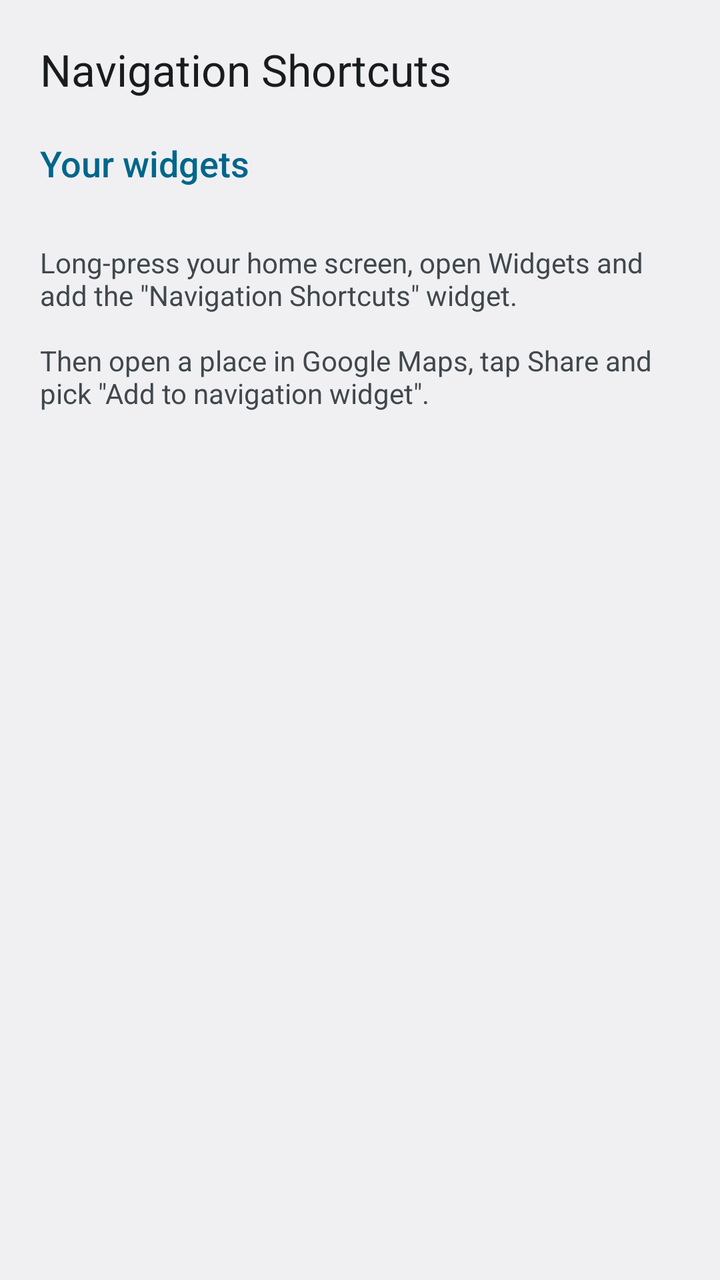
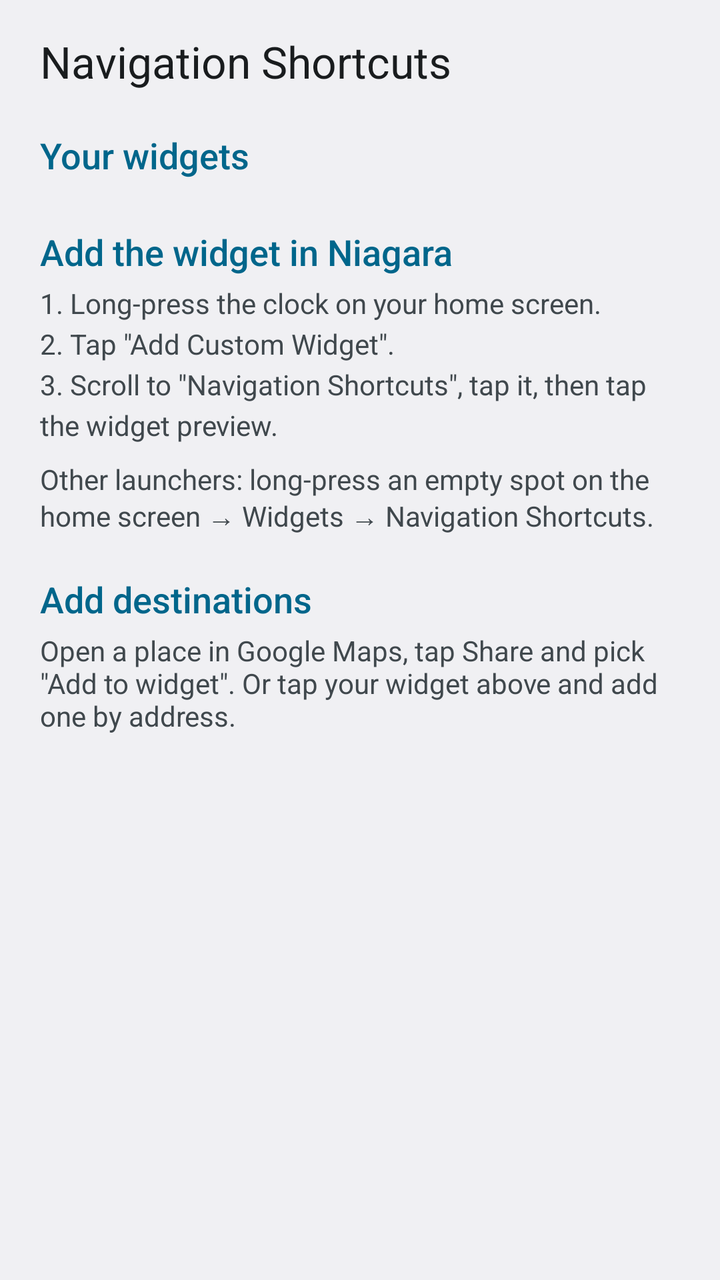

Screens rendered from an Android XML layout before and after an edit, with the pre-edit source and the edit as a unified diff.
<!-- AndroidManifest.xml: activity theme Theme.NavShort.Config -->
<!-- res/layout/activity_main.xml -->
<?xml version="1.0" encoding="utf-8"?>
<ScrollView xmlns:android="http://schemas.android.com/apk/res/android"
    android:layout_width="match_parent"
    android:layout_height="match_parent"
    android:fitsSystemWindows="true">

    <LinearLayout
        android:layout_width="match_parent"
        android:layout_height="wrap_content"
        android:orientation="vertical"
        android:padding="20dp">

        <TextView
            android:layout_width="wrap_content"
            android:layout_height="wrap_content"
            android:text="@string/app_name"
            android:textAppearance="@android:style/TextAppearance.DeviceDefault.Large" />

        <TextView
            style="@style/ConfigSection"
            android:text="@string/main_widgets" />

        <TextView
            android:id="@+id/no_widgets_text"
            android:layout_width="match_parent"
            android:layout_height="wrap_content"
            android:text="@string/main_no_widgets"
            android:textColor="?android:attr/textColorSecondary"
            android:visibility="gone" />

        <LinearLayout
            android:id="@+id/widget_list"
            android:layout_width="match_parent"
            android:layout_height="wrap_content"
            android:orientation="vertical" />

        <TextView
            android:layout_width="match_parent"
            android:layout_height="wrap_content"
            android:layout_marginTop="24dp"
            android:text="@string/main_instructions"
            android:textColor="?android:attr/textColorSecondary" />
    </LinearLayout>
</ScrollView>
<!-- resources referenced by this layout -->
<resources>
  <string name="app_name">Navigation Shortcuts</string>
  <string name="main_instructions">Long-press your home screen, open Widgets and add the \"Navigation Shortcuts\" widget.\n\nThen open a place in Google Maps, tap Share and pick \"Add to navigation widget\".</string>
  <string name="main_no_widgets">No navigation widget placed yet.</string>
  <string name="main_widgets">Your widgets</string>
  <style name="ConfigSection">
          <item name="android:layout_width">wrap_content</item>
          <item name="android:layout_height">wrap_content</item>
          <item name="android:layout_marginTop">20dp</item>
          <item name="android:layout_marginBottom">4dp</item>
          <item name="android:textAppearance">@android:style/TextAppearance.DeviceDefault.Medium</item>
          <item name="android:textColor">?android:attr/colorAccent</item>
      </style>
  <style name="Theme.NavShort.Config" parent="@android:style/Theme.DeviceDefault.DayNight">
          <item name="android:windowActionBar">false</item>
          <item name="android:windowNoTitle">true</item>
          <item name="android:windowSoftInputMode">adjustResize|stateHidden</item>
      </style>
</resources>

<!-- the commit's change to res/layout/activity_main.xml (unified diff, before → after) -->
@@ -8,7 +8,10 @@
         android:layout_width="match_parent"
         android:layout_height="wrap_content"
         android:orientation="vertical"
-        android:padding="20dp">
+        android:paddingStart="20dp"
+        android:paddingTop="16dp"
+        android:paddingEnd="20dp"
+        android:paddingBottom="20dp">
 
         <TextView
             android:layout_width="wrap_content"
@@ -22,10 +25,8 @@
 
         <TextView
             android:id="@+id/no_widgets_text"
-            android:layout_width="match_parent"
-            android:layout_height="wrap_content"
+            style="@style/ConfigBody"
             android:text="@string/main_no_widgets"
-            android:textColor="?android:attr/textColorSecondary"
             android:visibility="gone" />
 
         <LinearLayout
@@ -35,10 +36,26 @@
             android:orientation="vertical" />
 
         <TextView
-            android:layout_width="match_parent"
-            android:layout_height="wrap_content"
-            android:layout_marginTop="24dp"
-            android:text="@string/main_instructions"
-            android:textColor="?android:attr/textColorSecondary" />
+            style="@style/ConfigSection"
+            android:text="@string/main_add_widget" />
+
+        <TextView
+            android:id="@+id/add_widget_steps"
+            style="@style/ConfigBody"
+            android:lineSpacingExtra="4dp"
+            android:text="@string/main_add_widget_steps" />
+
+        <TextView
+            style="@style/ConfigBody"
+            android:layout_marginTop="8dp"
+            android:text="@string/main_other_launchers" />
+
+        <TextView
+            style="@style/ConfigSection"
+            android:text="@string/main_add_places" />
+
+        <TextView
+            style="@style/ConfigBody"
+            android:text="@string/main_add_places_steps" />
     </LinearLayout>
 </ScrollView>
<!-- resource entries referenced after the edit -->
@@ -1,9 +1,18 @@
 <!-- resources referenced by this layout -->
 <resources>
   <string name="app_name">Navigation Shortcuts</string>
-  <string name="main_instructions">Long-press your home screen, open Widgets and add the \"Navigation Shortcuts\" widget.\n\nThen open a place in Google Maps, tap Share and pick \"Add to navigation widget\".</string>
+  <string name="main_add_places">Add destinations</string>
+  <string name="main_add_places_steps">Open a place in Google Maps, tap Share and pick \"Add to widget\". Or tap your widget above and add one by address.</string>
+  <string name="main_add_widget">Add the widget in Niagara</string>
+  <string name="main_add_widget_steps">1. Long-press the clock on your home screen.\n2. Tap \"Add Custom Widget\".\n3. Scroll to \"Navigation Shortcuts\", tap it, then tap the widget preview.</string>
   <string name="main_no_widgets">No navigation widget placed yet.</string>
+  <string name="main_other_launchers">Other launchers: long-press an empty spot on the home screen → Widgets → Navigation Shortcuts.</string>
   <string name="main_widgets">Your widgets</string>
+  <style name="ConfigBody">
+          <item name="android:layout_width">match_parent</item>
+          <item name="android:layout_height">wrap_content</item>
+          <item name="android:textColor">?android:attr/textColorSecondary</item>
+      </style>
   <style name="ConfigSection">
           <item name="android:layout_width">wrap_content</item>
           <item name="android:layout_height">wrap_content</item>
@@ -16,6 +25,9 @@
           <item name="android:windowActionBar">false</item>
           <item name="android:windowNoTitle">true</item>
           <item name="android:windowSoftInputMode">adjustResize|stateHidden</item>
+          
+          <item name="android:windowLightStatusBar">@bool/light_system_bars</item>
+          <item name="android:windowLightNavigationBar">@bool/light_system_bars</item>
       </style>
 </resources>
 
